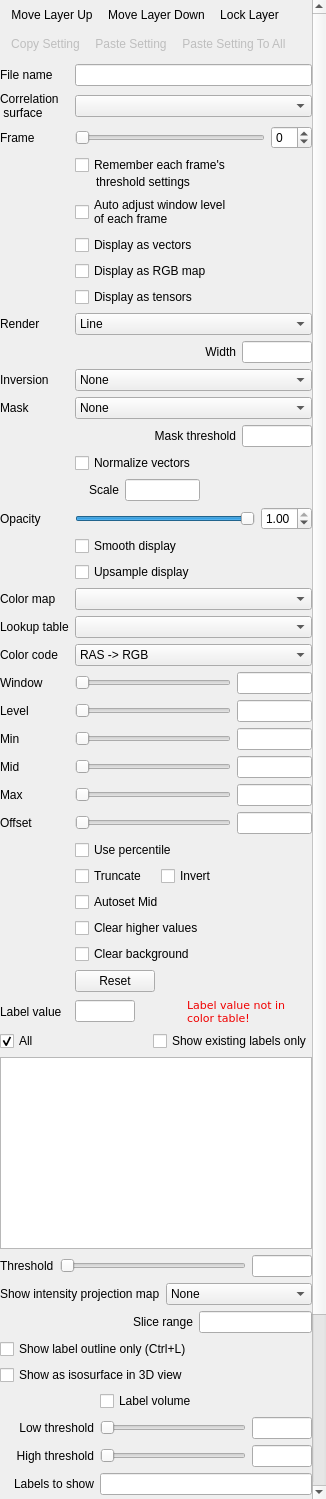
Above: freeview/PanelVolume.ui from freesurfer/freesurfer before the change. Below: the same form after it.
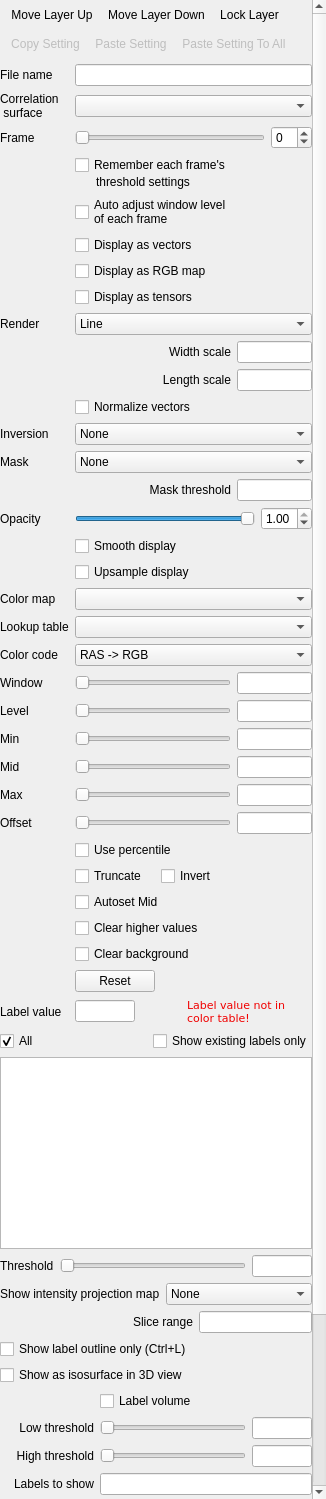
That is the form after the change. Icons and pictures are not drawn. Custom widgets are drawn as their Qt base class.

Commit message: Allow setting length scale of vectors even when they are normalized. Some other fixes.

What changed in the file:
```diff
--- a/freeview/PanelVolume.ui
+++ b/freeview/PanelVolume.ui
@@ -88,7 +88,111 @@
     </item>
     <item>
      <layout class="QGridLayout" name="gridLayout_2">
-      <item row="22" column="1">
+      <item row="10" column="1">
+       <layout class="QHBoxLayout" name="horizontalLayout_8">
+        <item>
+         <spacer name="horizontalSpacer_6">
+          <property name="orientation">
+           <enum>Qt::Horizontal</enum>
+          </property>
+          <property name="sizeType">
+           <enum>QSizePolicy::MinimumExpanding</enum>
+          </property>
+          <property name="sizeHint" stdset="0">
+           <size>
+            <width>14</width>
+            <height>0</height>
+           </size>
+          </property>
+         </spacer>
+        </item>
+        <item>
+         <widget class="QLabel" name="labelVectorScale">
+          <property name="text">
+           <string>Length scale</string>
+          </property>
+          <property name="alignment">
+           <set>Qt::AlignRight|Qt::AlignTrailing|Qt::AlignVCenter</set>
+          </property>
+          <property name="margin">
+           <number>0</number>
+          </property>
+          <property name="indent">
+           <number>-1</number>
+          </property>
+         </widget>
+        </item>
+        <item>
+         <widget class="QLineEdit" name="lineEditVectorScale">
+          <property name="sizePolicy">
+           <sizepolicy hsizetype="Fixed" vsizetype="Fixed">
+            <horstretch>0</horstretch>
+            <verstretch>0</verstretch>
+           </sizepolicy>
+          </property>
+          <property name="maximumSize">
+           <size>
+            <width>75</width>
+            <height>16777215</height>
+           </size>
+          </property>
+         </widget>
+        </item>
+       </layout>
+      </item>
+      <item row="9" column="1">
+       <layout class="QHBoxLayout" name="horizontalLayout_22">
+        <item>
+         <spacer name="horizontalSpacer_11">
+          <property name="orientation">
+           <enum>Qt::Horizontal</enum>
+          </property>
+          <property name="sizeType">
+           <enum>QSizePolicy::MinimumExpanding</enum>
+          </property>
+          <property name="sizeHint" stdset="0">
+           <size>
+            <width>14</width>
+            <height>0</height>
+           </size>
+          </property>
+         </spacer>
+        </item>
+        <item>
+         <widget class="QLabel" name="labelVectorLineWidth">
+          <property name="text">
+           <string>Width scale</string>
+          </property>
+          <property name="alignment">
+           <set>Qt::AlignRight|Qt::AlignTrailing|Qt::AlignVCenter</set>
+          </property>
+          <property name="margin">
+           <number>0</number>
+          </property>
+          <property name="indent">
+           <number>-1</number>
+          </property>
+         </widget>
+        </item>
+        <item>
+         <widget class="QLineEdit" name="lineEditVectorLineWidth">
+          <property name="sizePolicy">
+           <sizepolicy hsizetype="Fixed" vsizetype="Fixed">
+            <horstretch>0</horstretch>
+            <verstretch>0</verstretch>
+           </sizepolicy>
+          </property>
+          <property name="maximumSize">
+           <size>
+            <width>75</width>
+            <height>16777215</height>
+           </size>
+          </property>
+         </widget>
+        </item>
+       </layout>
+      </item>
+      <item row="24" column="1">
        <layout class="QHBoxLayout" name="horizontalLayout_6">
         <item>
          <widget class="QSlider" name="sliderWindow">
@@ -118,14 +222,14 @@
         </item>
        </layout>
       </item>
-      <item row="25" column="0">
+      <item row="27" column="0">
        <widget class="QLabel" name="labelMid">
         <property name="text">
          <string>Mid</string>
         </property>
        </widget>
       </item>
-      <item row="23" column="1">
+      <item row="25" column="1">
        <layout class="QHBoxLayout" name="horizontalLayout_10">
         <item>
          <widget class="QSlider" name="sliderLevel">
@@ -155,7 +259,7 @@
         </item>
        </layout>
       </item>
-      <item row="22" column="0">
+      <item row="24" column="0">
        <widget class="QLabel" name="labelWindow">
         <property name="text">
          <string>Window</string>
@@ -188,7 +292,7 @@
         </item>
        </widget>
       </item>
-      <item row="23" column="0">
+      <item row="25" column="0">
        <widget class="QLabel" name="labelLevel">
         <property name="text">
          <string>Level</string>
@@ -219,7 +323,7 @@
         </item>
        </layout>
       </item>
-      <item row="11" column="1">
+      <item row="13" column="1">
        <widget class="QComboBox" name="comboBoxMask">
         <item>
          <property name="text">
@@ -228,14 +332,14 @@
         </item>
        </widget>
       </item>
-      <item row="24" column="0">
+      <item row="26" column="0">
        <widget class="QLabel" name="labelMin">
         <property name="text">
          <string>Min</string>
         </property>
        </widget>
       </item>
-      <item row="12" column="1">
+      <item row="14" column="1">
        <layout class="QHBoxLayout" name="horizontalLayout_20">
         <item>
          <spacer name="horizontalSpacer_9">
@@ -276,7 +380,7 @@
           </property>
           <property name="maximumSize">
            <size>
-            <width>70</width>
+            <width>75</width>
             <height>16777215</height>
            </size>
           </property>
@@ -292,21 +396,21 @@
         </property>
        </widget>
       </item>
-      <item row="20" column="0">
+      <item row="22" column="0">
        <widget class="QLabel" name="labelLookUpTable">
         <property name="text">
          <string>Lookup table</string>
         </property>
        </widget>
       </item>
-      <item row="10" column="0">
+      <item row="12" column="0">
        <widget class="QLabel" name="labelInversion">
         <property name="text">
          <string>Inversion</string>
         </property>
        </widget>
       </item>
-      <item row="27" column="1">
+      <item row="29" column="1">
        <layout class="QHBoxLayout" name="horizontalLayout_14">
         <item>
          <widget class="QSlider" name="sliderOffset">
@@ -358,79 +462,14 @@
         </property>
        </widget>
       </item>
-      <item row="19" column="0">
+      <item row="21" column="0">
        <widget class="QLabel" name="labelColorMap">
         <property name="text">
          <string>Color map</string>
         </property>
        </widget>
       </item>
-      <item row="15" column="1">
-       <layout class="QHBoxLayout" name="horizontalLayout_8">
-        <item>
-         <spacer name="horizontalSpacer_6">
-          <property name="orientation">
-           <enum>Qt::Horizontal</enum>
-          </property>
-          <property name="sizeType">
-           <enum>QSizePolicy::Fixed</enum>
-          </property>
-          <property name="sizeHint" stdset="0">
-           <size>
-            <width>14</width>
-            <height>0</height>
-           </size>
-          </property>
-         </spacer>
-        </item>
-        <item>
-         <widget class="QLabel" name="labelVectorScale">
-          <property name="text">
-           <string>Scale</string>
-          </property>
-          <property name="alignment">
-           <set>Qt::AlignRight|Qt::AlignTrailing|Qt::AlignVCenter</set>
-          </property>
-          <property name="margin">
-           <number>0</number>
-          </property>
-          <property name="indent">
-           <number>-1</number>
-          </property>
-         </widget>
-        </item>
-        <item>
-         <widget class="QLineEdit" name="lineEditVectorScale">
-          <property name="sizePolicy">
-           <sizepolicy hsizetype="Fixed" vsizetype="Fixed">
-            <horstretch>0</horstretch>
-            <verstretch>0</verstretch>
-           </sizepolicy>
-          </property>
-          <property name="maximumSize">
-           <size>
-            <width>75</width>
-            <height>16777215</height>
-           </size>
-          </property>
-         </widget>
-        </item>
-        <item>
-         <spacer name="horizontalSpacer_5">
-          <property name="orientation">
-           <enum>Qt::Horizontal</enum>
-          </property>
-          <property name="sizeHint" stdset="0">
-           <size>
-            <width>0</width>
-            <height>0</height>
-           </size>
-          </property>
-         </spacer>
-        </item>
-       </layout>
-      </item>
-      <item row="28" column="1">
+      <item row="30" column="1">
        <layout class="QGridLayout" name="gridLayout">
         <item row="1" column="0">
          <widget class="QCheckBox" name="checkBoxTruncate">
@@ -496,24 +535,24 @@
         </item>
        </layout>
       </item>
-      <item row="26" column="0">
+      <item row="28" column="0">
        <widget class="QLabel" name="labelMax">
         <property name="text">
          <string>Max</string>
         </property>
        </widget>
       </item>
-      <item row="20" column="1">
+      <item row="22" column="1">
        <widget class="QComboBox" name="comboBoxLookUpTable"/>
       </item>
-      <item row="18" column="1">
+      <item row="20" column="1">
        <widget class="QCheckBox" name="checkBoxUpsample">
         <property name="text">
          <string>Upsample display</string>
         </property>
        </widget>
       </item>
-      <item row="21" column="1">
+      <item row="23" column="1">
        <widget class="QComboBox" name="comboBoxDirectionCode">
         <item>
          <property name="text">
@@ -587,13 +626,6 @@
         </item>
        </layout>
       </item>
-      <item row="14" column="1">
-       <widget class="QCheckBox" name="checkBoxNormalizeVectors">
-        <property name="text">
-         <string>Normalize vectors</string>
-        </property>
-       </widget>
-      </item>
       <item row="0" column="1">
        <widget class="QLineEdit" name="lineEditFileName">
         <property name="readOnly">
@@ -608,7 +640,7 @@
         </property>
        </widget>
       </item>
-      <item row="17" column="1">
+      <item row="19" column="1">
        <widget class="QCheckBox" name="checkBoxSmooth">
         <property name="text">
          <string>Smooth display</string>
@@ -625,14 +657,14 @@
         </property>
        </widget>
       </item>
-      <item row="29" column="0">
+      <item row="31" column="0">
        <widget class="QLabel" name="labelBrushValue">
         <property name="text">
          <string>Label value</string>
         </property>
        </widget>
       </item>
-      <item row="25" column="1">
+      <item row="27" column="1">
        <layout class="QHBoxLayout" name="horizontalLayout_7">
         <item>
          <widget class="QSlider" name="sliderMid">
@@ -662,14 +694,14 @@
         </item>
        </layout>
       </item>
-      <item row="21" column="0">
+      <item row="23" column="0">
        <widget class="QLabel" name="labelDirectionCode">
         <property name="text">
          <string>Color code</string>
         </property>
        </widget>
       </item>
-      <item row="10" column="1">
+      <item row="12" column="1">
        <widget class="QComboBox" name="comboBoxInversion">
         <item>
          <property name="text">
@@ -693,24 +725,24 @@
         </item>
        </widget>
       </item>
-      <item row="11" column="0">
+      <item row="13" column="0">
        <widget class="QLabel" name="labelMask">
         <property name="text">
          <string>Mask</string>
         </property>
        </widget>
       </item>
-      <item row="19" column="1">
+      <item row="21" column="1">
        <widget class="QComboBox" name="comboBoxColorMap"/>
       </item>
-      <item row="27" column="0">
+      <item row="29" column="0">
        <widget class="QLabel" name="labelOffset">
         <property name="text">
          <string>Offset</string>
         </property>
        </widget>
       </item>
-      <item row="24" column="1">
+      <item row="26" column="1">
        <layout class="QHBoxLayout" name="horizontalLayout_9">
         <item>
          <widget class="QSlider" name="sliderMin">
@@ -740,7 +772,7 @@
         </item>
        </layout>
       </item>
-      <item row="26" column="1">
+      <item row="28" column="1">
        <layout class="QHBoxLayout" name="horizontalLayout_11">
         <item>
          <widget class="QSlider" name="sliderMax">
@@ -770,7 +802,7 @@
         </item>
        </layout>
       </item>
-      <item row="29" column="1">
+      <item row="31" column="1">
        <layout class="QHBoxLayout" name="horizontalLayout_17">
         <item>
          <widget class="QLineEdit" name="lineEditBrushValue">
@@ -847,14 +879,14 @@
         </item>
        </layout>
       </item>
-      <item row="16" column="0">
+      <item row="18" column="0">
        <widget class="QLabel" name="labelOpacity">
         <property name="text">
          <string>Opacity</string>
         </property>
        </widget>
       </item>
-      <item row="16" column="1">
+      <item row="18" column="1">
        <layout class="QHBoxLayout" name="horizontalLayout_2">
         <item>
          <widget class="QSlider" name="sliderOpacity">
@@ -884,57 +916,12 @@
         </item>
        </layout>
       </item>
-      <item row="9" column="1">
-       <layout class="QHBoxLayout" name="horizontalLayout_22">
-        <item>
-         <spacer name="horizontalSpacer_11">
-          <property name="orientation">
-           <enum>Qt::Horizontal</enum>
-          </property>
-          <property name="sizeType">
-           <enum>QSizePolicy::MinimumExpanding</enum>
-          </property>
-          <property name="sizeHint" stdset="0">
-           <size>
-            <width>14</width>
-            <height>0</height>
-           </size>
-          </property>
-         </spacer>
-        </item>
-        <item>
-         <widget class="QLabel" name="labelVectorLineWidth">
-          <property name="text">
-           <string>Width</string>
-          </property>
-          <property name="alignment">
-           <set>Qt::AlignRight|Qt::AlignTrailing|Qt::AlignVCenter</set>
-          </property>
-          <property name="margin">
-           <number>0</number>
-          </property>
-          <property name="indent">
-           <number>-1</number>
-          </property>
-         </widget>
-        </item>
-        <item>
-         <widget class="QLineEdit" name="lineEditVectorLineWidth">
-          <property name="sizePolicy">
-           <sizepolicy hsizetype="Fixed" vsizetype="Fixed">
-            <horstretch>0</horstretch>
-            <verstretch>0</verstretch>
-           </sizepolicy>
-          </property>
-          <property name="maximumSize">
-           <size>
-            <width>70</width>
-            <height>16777215</height>
-           </size>
-          </property>
-         </widget>
-        </item>
-       </layout>
+      <item row="11" column="1">
+       <widget class="QCheckBox" name="checkBoxNormalizeVectors">
+        <property name="text">
+         <string>Normalize vectors</string>
+        </property>
+       </widget>
       </item>
      </layout>
     </item>
```
Left out of the diff: 32 changed lines with no effect on the pictures. The commit also changes 3 other files.
